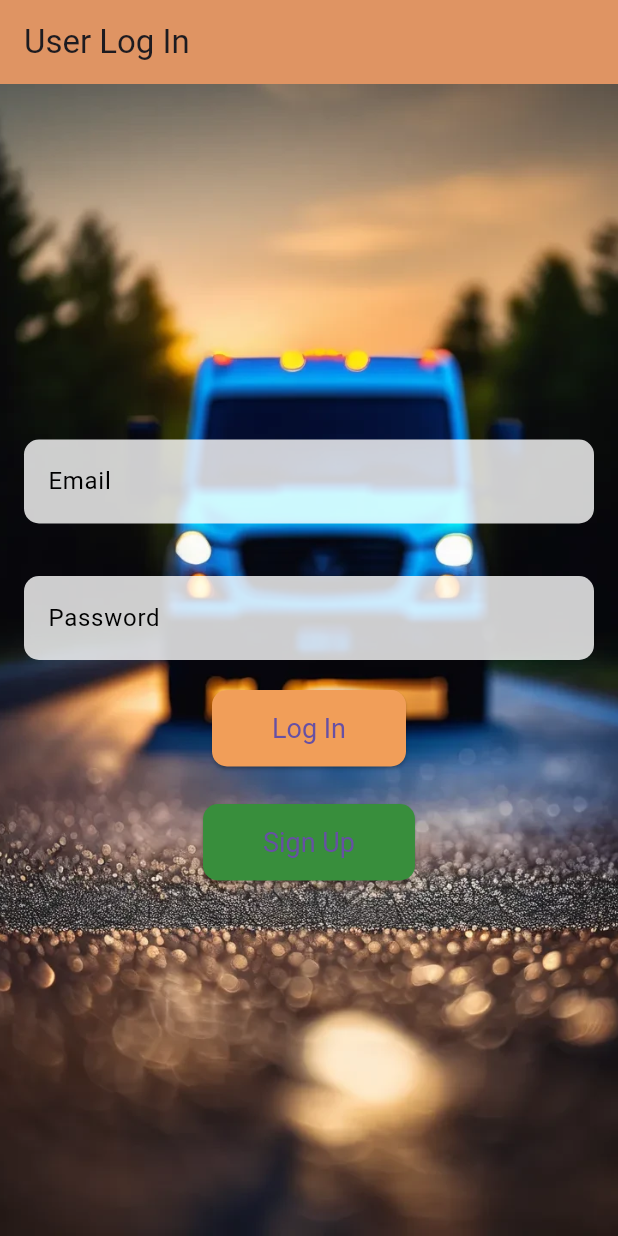
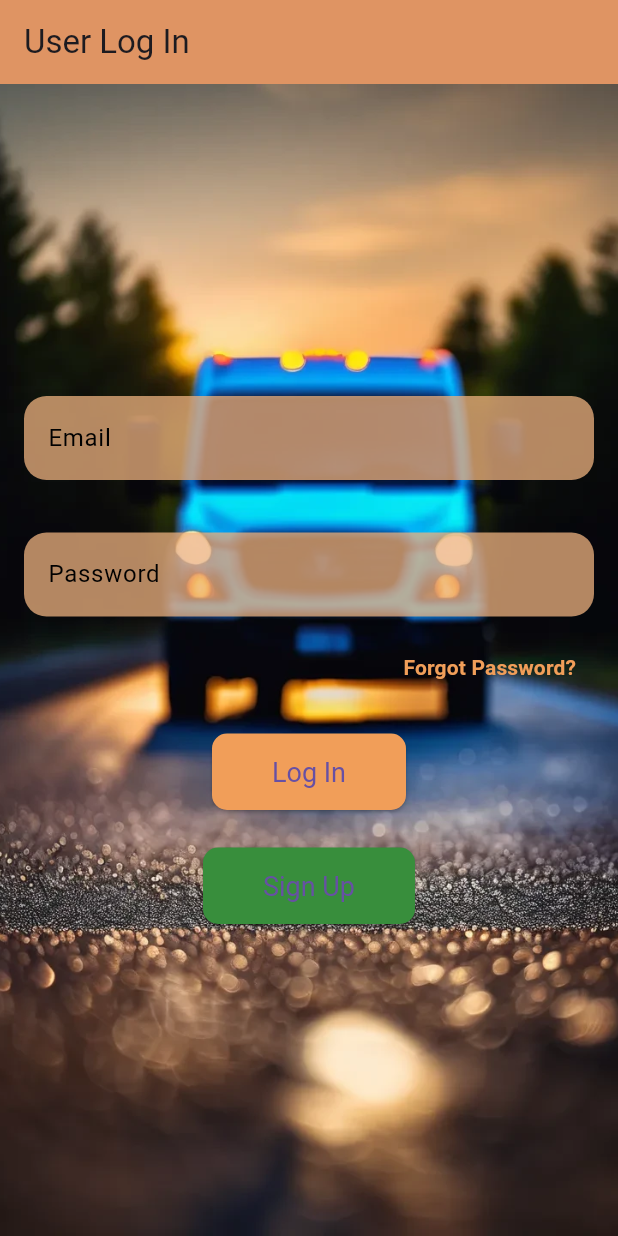
Before and after one commit to mfortelnyy/truckproFlutter, a Flutter app: the screen it shows after launch, on a phone screen of 412 x 824 dp. Run offline on Flutter 3.47's test engine with Material 3 defaults, Android fonts, the phone set to English and light mode, and no system bars; our stand-ins replace file_picker, fl_chart, jwt_decoder, stop_watch_timer; missing offline and left inert: dart:ffi.

Commit message:
Add styling to controllers
Add forget button

```diff
--- a/truckpro/lib/views/user_signin_page.dart
+++ b/truckpro/lib/views/user_signin_page.dart
@@ -73,7 +73,6 @@ class SignInPageState extends State<SignInPage> {
       _showErrorDialog('Invalid email or password');
     }
   }
-
    @override
    Widget build(BuildContext context) {
   return Scaffold(
@@ -99,34 +98,71 @@ class SignInPageState extends State<SignInPage> {
               child: Column(
                 mainAxisAlignment: MainAxisAlignment.center,
                 children: <Widget>[
-
                   TextField(
                     controller: _emailController,
                     decoration: InputDecoration(
                       labelText: 'Email',
-                        labelStyle: const TextStyle(color: Color.fromARGB(255, 0, 0, 0)),
+                      labelStyle: const TextStyle(color: Colors.black),
                       filled: true,
-                        fillColor: Colors.white.withOpacity(0.8),
+                      fillColor: Color.fromARGB(227, 238, 178, 127).withOpacity(0.75),
                       border: OutlineInputBorder(
-                          borderRadius: BorderRadius.circular(10),
+                        borderRadius: BorderRadius.circular(15),
                         borderSide: BorderSide.none,
+                      ),
+                      focusedBorder: OutlineInputBorder(
+                        borderRadius: BorderRadius.circular(20),
+                        borderSide: BorderSide(
+                          color: Color.fromARGB(255, 109, 219, 236),
+                          width: 2,
+                        ),
+                      ),
+                      floatingLabelStyle: const TextStyle(
+                        fontSize: 16,
+                        color: Color.fromARGB(255, 249, 249, 249), // label color when focused (floating above)
                       ),
                     ),
                   ),
                   const SizedBox(height: 35),
-
-
                   TextField(
                     controller: _passwordController,
                     obscureText: true,
                     decoration: InputDecoration(
                       labelText: 'Password',
-                        labelStyle: const TextStyle(color: Color.fromARGB(255, 0, 0, 0)),
+                      labelStyle: const TextStyle(color: Colors.black),
                       filled: true,
-                        fillColor: Colors.white.withOpacity(0.8),
+                      fillColor: Color.fromARGB(227, 238, 178, 127).withOpacity(0.75),
                       border: OutlineInputBorder(
+                        borderRadius: BorderRadius.circular(15),
+                        borderSide: BorderSide.none,
+                      ),
+                      focusedBorder: OutlineInputBorder(
+                        borderRadius: BorderRadius.circular(20),
+                        borderSide: const BorderSide(color: Color.fromARGB(255, 109, 219, 236), width: 2.0),
+                      ),
+                      focusedErrorBorder: OutlineInputBorder(
                         borderRadius: BorderRadius.circular(10),
-                          borderSide: BorderSide.none,
+                        borderSide: const BorderSide(color: Colors.white, width: 2.0),
+                      ),
+                      floatingLabelStyle: const TextStyle(
+                        fontSize: 16,
+                        color: Color.fromARGB(255, 249, 249, 249),
+                      ),
+                    ),
+                  ),
+                  const SizedBox(height: 10),
+
+                  Align(
+                    alignment: Alignment.centerRight,
+                    child: TextButton(
+                      onPressed: () {
+                        // Implement forgot password navigation
+                      },
+                      child: const Text(
+                        'Forgot Password?',
+                        style: TextStyle(
+                          color: Color.fromARGB(255, 241, 158, 89),
+                          fontWeight: FontWeight.bold,
+                        ),
                       ),
                     ),
                   ),
@@ -147,7 +183,6 @@ class SignInPageState extends State<SignInPage> {
 
                   const SizedBox(height: 25),
 
-                    // Sign up button
                   ElevatedButton(
                     onPressed: () => Navigator.of(context).push(
                       MaterialPageRoute(builder: (context) => const DriverSignupPage()),
@@ -171,4 +206,5 @@ class SignInPageState extends State<SignInPage> {
     ),
   );
 }
+
  }
```
Lines whose indentation alone changed are shown as unchanged.
